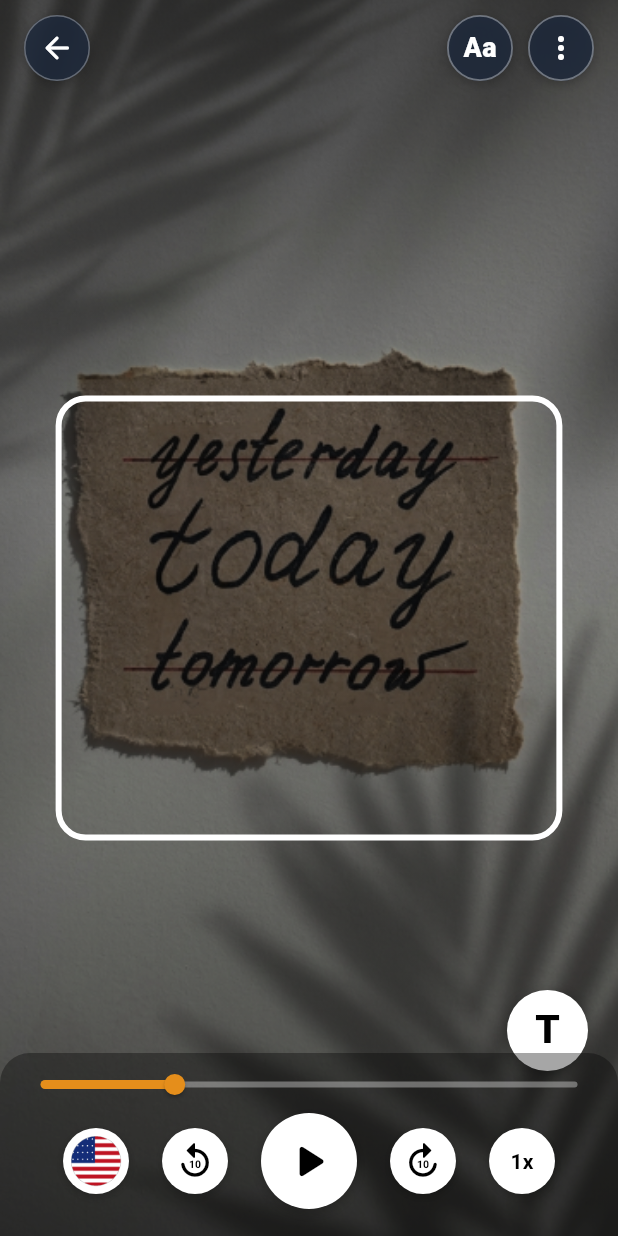
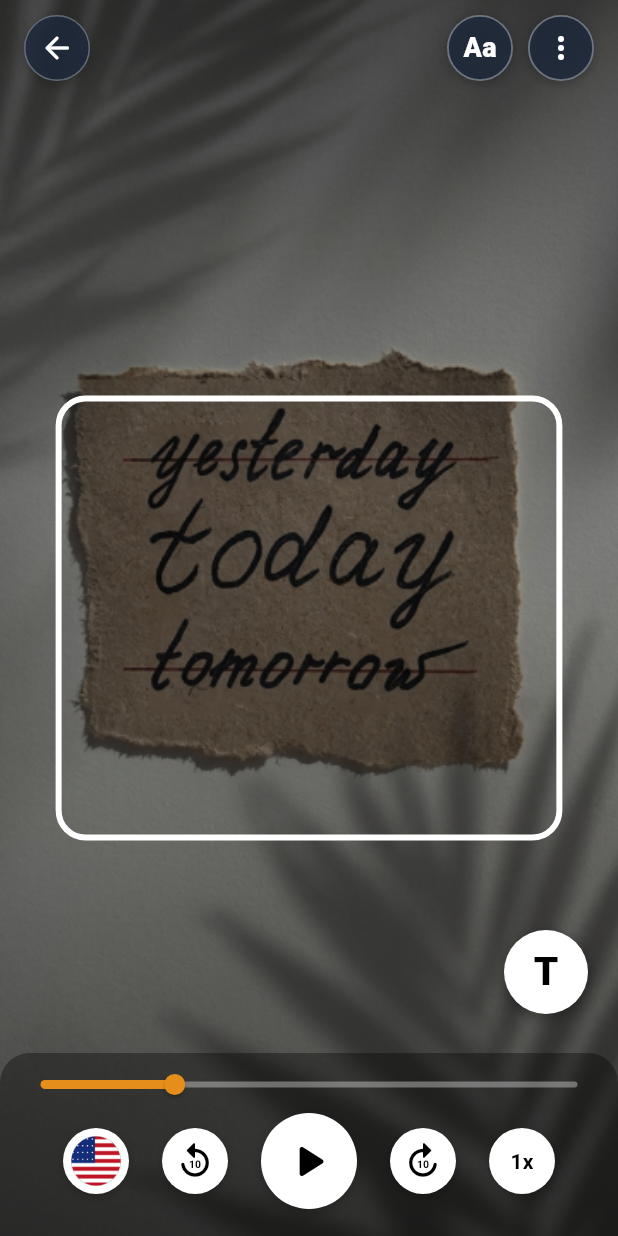
Before and after one commit to senjaikuyo/eye_lens, a Flutter app: the SpeechScreen screen opened directly, on a phone screen of 412 x 824 dp. Run offline on Flutter 3.47's test engine with Material 3 defaults, Android fonts, the phone set to English and light mode, and no system bars.

Commit message:
fix: adjust floating mode toggle position to prevent player bar overlap

```diff
--- a/lib/screens/speech/speech_screen.dart
+++ b/lib/screens/speech/speech_screen.dart
@@ -975,13 +975,13 @@ class _SpeechScreenState extends State<SpeechScreen> {
             ),
           ),
 
-          // FLOATING MODE TOGGLE BUTTON (Right Bottom, above player bar - matching UI Speech.png)
+          // FLOATING MODE TOGGLE BUTTON (Right Bottom, cleanly above player bar - matching UI Speech.png)
           Positioned(
             right: 20,
-            bottom: bottomPadding + 110,
+            bottom: bottomPadding + 148,
             child: Container(
-              width: 54,
-              height: 54,
+              width: 56,
+              height: 56,
               decoration: BoxDecoration(
                 color: Colors.white,
                 shape: BoxShape.circle,
@@ -996,7 +996,7 @@ class _SpeechScreenState extends State<SpeechScreen> {
               child: Material(
                 color: Colors.transparent,
                 child: InkWell(
-                  borderRadius: BorderRadius.circular(27),
+                  borderRadius: BorderRadius.circular(28),
                   onTap: () {
                     setState(() {
                       _isTextView = !_isTextView;
```
